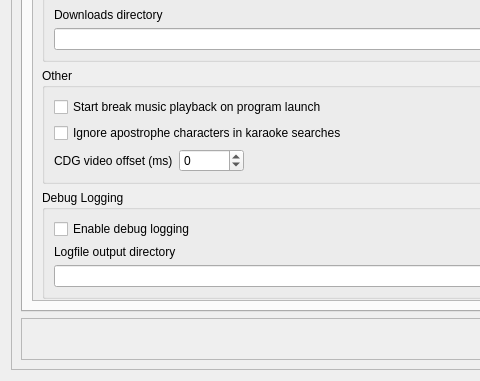
First picture: the form in OpenKJ/dlgsettings.ui, repository OpenKJ/OpenKJ, before the edit; both pictures show x 0 to 480 and y 394 to 775 of the 903 by 775 pixel window.
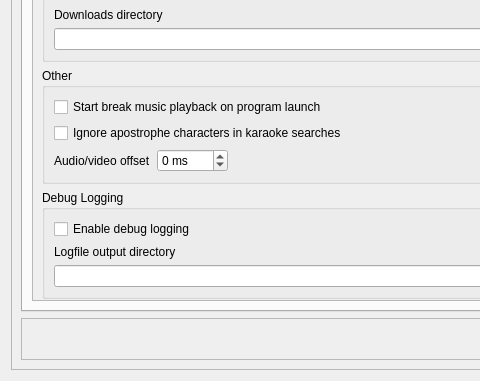
Second picture: the form after the edit. The open tabs and pages were chosen to show the change. Icons and pictures are not drawn.

Commit message: Re-enable AV offset functionality w/ new backend

What changed in the file:
```diff
--- a/OpenKJ/dlgsettings.ui
+++ b/OpenKJ/dlgsettings.ui
@@ -1793,24 +1793,23 @@
                      <item>
                       <widget class="QLabel" name="label_21">
                        <property name="text">
-                        <string>CDG video offset (ms)</string>
+                        <string>Audio/video offset</string>
                        </property>
                       </widget>
                      </item>
                      <item>
                       <widget class="QSpinBox" name="spinBoxCdgOffset">
                        <property name="toolTip">
-                        <string>Controls the offset between the CDG video position displayed
-from the current audio position.  Positive numbers mean that the
-CDG will be ahead of the auido position by the number of ms 
-specified.  Negative numbers mean that it will be behind the audio
-by the number of ms specified.</string>
+                        <string>&lt;html&gt;&lt;head/&gt;&lt;body&gt;&lt;p&gt;Controls the offset between the video position displayed and the current audio position.&lt;/p&gt;&lt;p&gt;Positive numbers mean that the video will be ahead of the auido position by the number of ms specified.&lt;/p&gt;&lt;p&gt;Negative numbers mean that the video will be behind the audio by the number of ms specified.&lt;/p&gt;&lt;/body&gt;&lt;/html&gt;</string>
+                       </property>
+                       <property name="suffix">
+                        <string> ms</string>
                        </property>
                        <property name="minimum">
-                        <number>-10000</number>
+                        <number>-500</number>
                        </property>
                        <property name="maximum">
-                        <number>10000</number>
+                        <number>500</number>
                        </property>
                       </widget>
                      </item>
```
Left out of the diff: 4 changed lines with no effect on the pictures. The commit also changes 11 other files.
